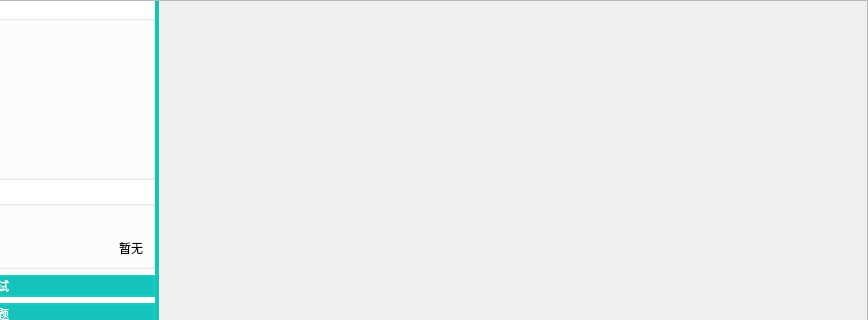
Qt form SubWidget/examview.ui (jkjkil4/ExamSysStudent) before a commit; both pictures show x 186 to 1054 and y 0 to 320 of the 1054 by 672 pixel window.
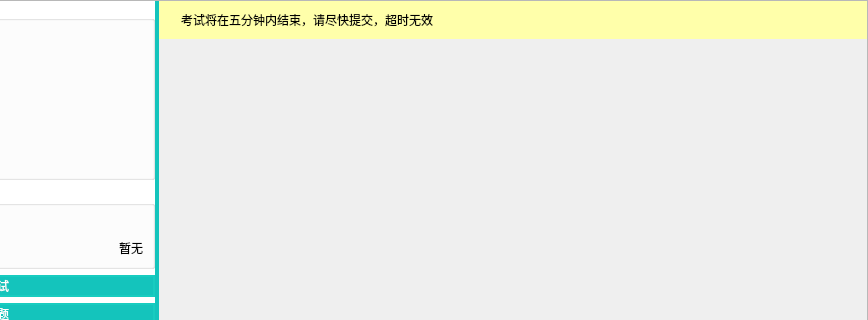
The same form after that commit. Icons and pictures are not drawn.

Commit message: 剩余5分钟时的提示

What changed in the file:
```diff
--- a/SubWidget/examview.ui
+++ b/SubWidget/examview.ui
@@ -408,6 +408,9 @@
 }</string>
       </property>
       <layout class="QVBoxLayout" name="verticalLayout_4">
+       <property name="spacing">
+        <number>0</number>
+       </property>
        <property name="leftMargin">
         <number>0</number>
        </property>
@@ -420,6 +423,42 @@
        <property name="bottomMargin">
         <number>0</number>
        </property>
+       <item>
+        <widget class="QWidget" name="widgetWarning" native="true">
+         <property name="styleSheet">
+          <string notr="true">background-color: rgb(255, 255, 170);</string>
+         </property>
+         <layout class="QHBoxLayout" name="horizontalLayout_2">
+          <item>
+           <widget class="QLabel" name="labelWarningIcon">
+            <property name="pixmap">
+             <pixmap resource="../src.qrc">:/icon/src/Warning.png</pixmap>
+            </property>
+           </widget>
+          </item>
+          <item>
+           <widget class="QLabel" name="labelWarning">
+            <property name="text">
+             <string>考试将在五分钟内结束，请尽快提交，超时无效</string>
+            </property>
+           </widget>
+          </item>
+          <item>
+           <spacer name="horSpacerWarning">
+            <property name="orientation">
+             <enum>Qt::Horizontal</enum>
+            </property>
+            <property name="sizeHint" stdset="0">
+             <size>
+              <width>40</width>
+              <height>20</height>
+             </size>
+            </property>
+           </spacer>
+          </item>
+         </layout>
+        </widget>
+       </item>
        <item>
         <widget class="QScrollArea" name="widgetExam">
          <property name="styleSheet">
@@ -436,7 +475,7 @@
             <x>0</x>
             <y>0</y>
             <width>708</width>
-            <height>670</height>
+            <height>616</height>
            </rect>
           </property>
          </widget>
```
Left out of the diff: 4 changed lines with no effect on the pictures. The commit also changes 5 other files.
